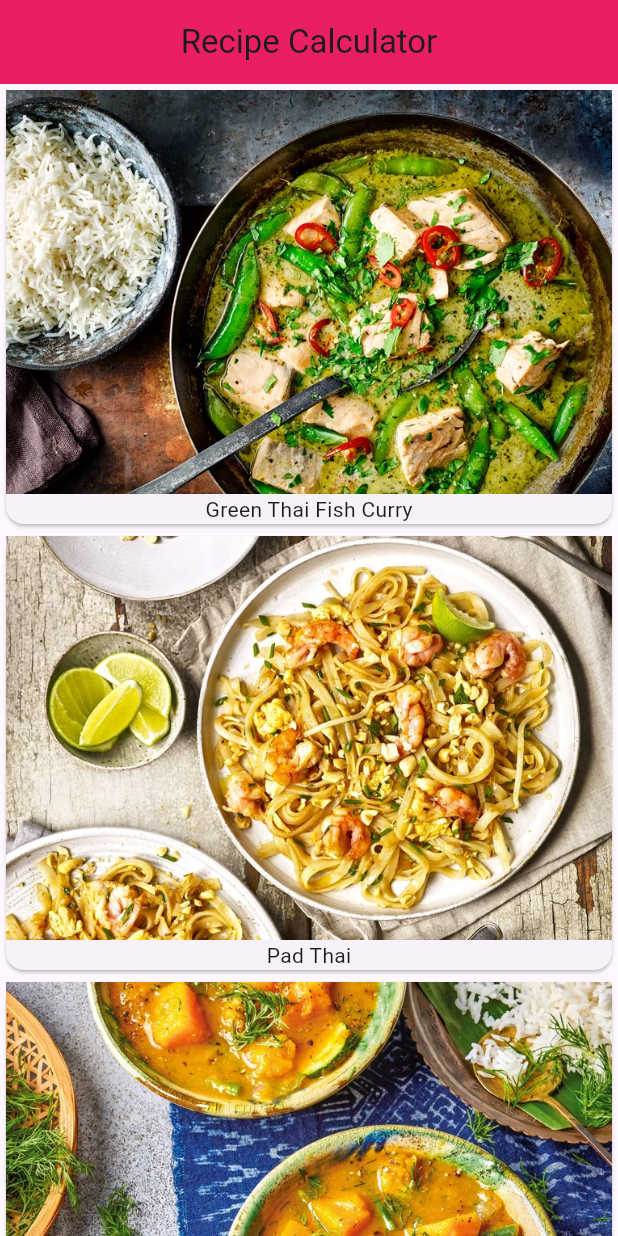
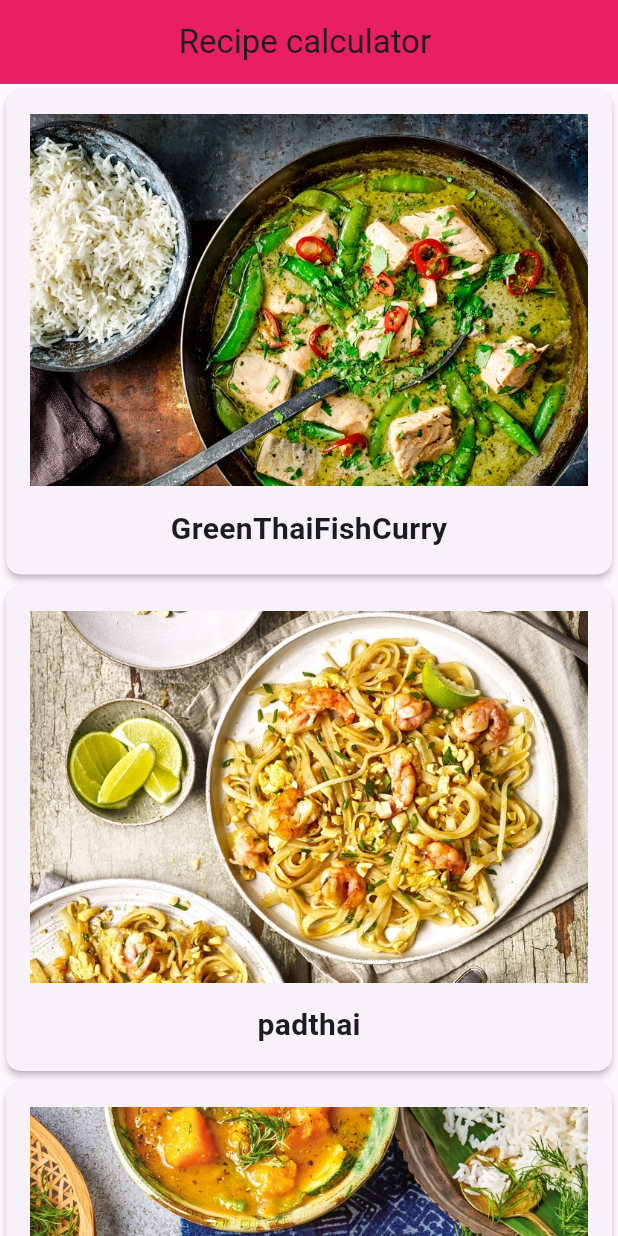
Before and after one commit to KitsuneMaguro2005/receipes, a Flutter app: the screen it shows after launch, on a phone screen of 412 x 824 dp. Run offline on Flutter 3.47's test engine with Material 3 defaults, Android fonts, the phone set to English and light mode, and no system bars.

Commit message:
chore: commit changes from VS Code

```diff
--- a/lib/main.dart
+++ b/lib/main.dart
@@ -1,5 +1,6 @@
 import 'package:flutter/material.dart';
 import 'package:receipes/model/receipe.dart';
+import 'package:receipes/recipe_detail.dart';
 
 void main() {
   runApp(const MyApp());
@@ -17,7 +18,7 @@ class MyApp extends StatelessWidget {
         appBarTheme:
             const AppBarTheme(centerTitle: true, backgroundColor: Colors.pink),
       ),
-      home: const MyHomePage(title: 'Recipe Calculator'),
+      home: const MyHomePage(title: 'Recipe calculator '),
     );
   }
 }
@@ -37,10 +38,18 @@ class _MyHomePageState extends State<MyHomePage> {
       body: SafeArea(
         child: Container(
           child: ListView.builder(
+            itemCount: Recipe.samples.length,
             itemBuilder: (BuildContext context, int index) {
-              return buildRecipeCard(Recipe.samples[index]);
+              return GestureDetector(
+                onTap: () {
+                  print((Recipe.samples[index].imgLabel));
+                  Navigator.push(context,MaterialPageRoute(
+                    builder: (context) => RecipeDetail(recipe: Recipe.samples[index]),
+                  ));
+                },
+                child: buildRecipeCard(Recipe.samples[index]),
+              );
             },
-            itemCount: Recipe.samples.length,
           ),
         ),
       ),
@@ -49,11 +58,20 @@ class _MyHomePageState extends State<MyHomePage> {
 
   Widget buildRecipeCard(Recipe recipe) {
     return Card(
-      child: Column(
-        children: <Widget>[
-          Image(image: AssetImage(recipe.imageUrl)),
-          Text(recipe.imgLabel),
-        ],
+      elevation: 2.0,
+      shape: RoundedRectangleBorder(
+        borderRadius: BorderRadius.circular(10.0),
+      ),
+      child: Padding(
+        padding: const EdgeInsets.all(16.0),
+        child: Column(
+          children: <Widget>[
+            Image(image: AssetImage(recipe.imageUrl)),
+            SizedBox(height: 14.0),
+            Text(recipe.imgLabel,
+                style: TextStyle(fontSize: 20.0, fontWeight: FontWeight.bold)),
+          ],
+        ),
       ),
     );
   }
--- a/lib/model/receipe.dart
+++ b/lib/model/receipe.dart
@@ -1,15 +1,14 @@
  class Recipe {
  String imgLabel; // Label for the image
  String imageUrl; // URL of the image
+ String Detail;
 
- Recipe(this.imageUrl, this.imgLabel);
+ Recipe(this.imageUrl, this.imgLabel,this.Detail);
 
-  static List<Recipe> samples =
-  [
-   Recipe('assets/images/GreenThaiFishCurry.webp','Green Thai Fish Curry'),
-   Recipe('assets/images/padthai.webp','Pad Thai'),
-   Recipe('assets/images/PumpkinCurry.webp','pumpkin Curry'),
-   Recipe('assets/images/Thai red curry paste.webp','thai red curry paste'),
+  static List<Recipe> samples = [
+    Recipe('assets/images/GreenThaiFishCurry.webp', 'GreenThaiFishCurry','aroi mak mak'),
+    Recipe('assets/images/padthai.webp','padthai','thai noodle you must try it'),
+    Recipe('assets/images/PumpkinCurry.webp','PumpkinCurry','this one is delicious'),
+    Recipe('assets/images/Thai red curry paste.webp','Thai red curry paste','eat with vegetables and sticky rice is good'),
   ];
-
- }
+}
--- a/pubspec.yaml
+++ b/pubspec.yaml
@@ -62,6 +62,7 @@ flutter:
   assets:
     - assets/images/
 
+
   # An image asset can refer to one or more resolution-specific "variants", see
   # https://flutter.dev/to/resolution-aware-images
 
```
Also changed, not shown: lib/recipe_detail.dart (added, +24 -0 lines).
